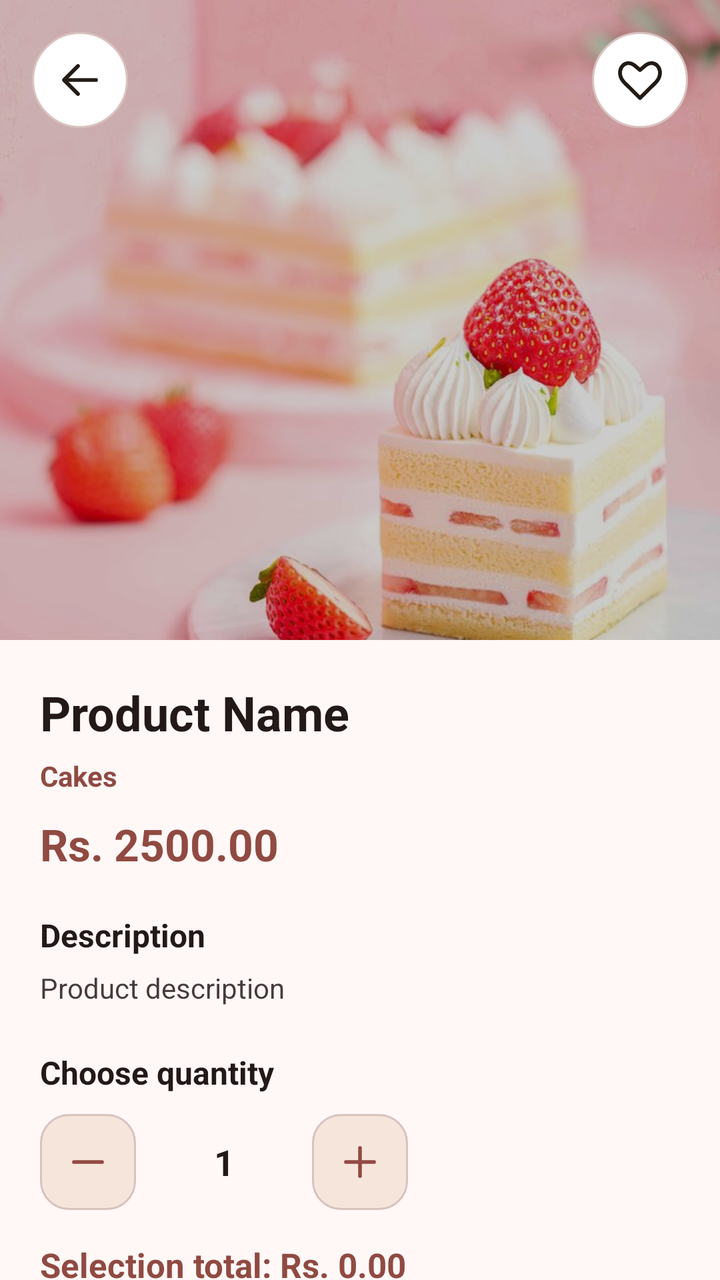
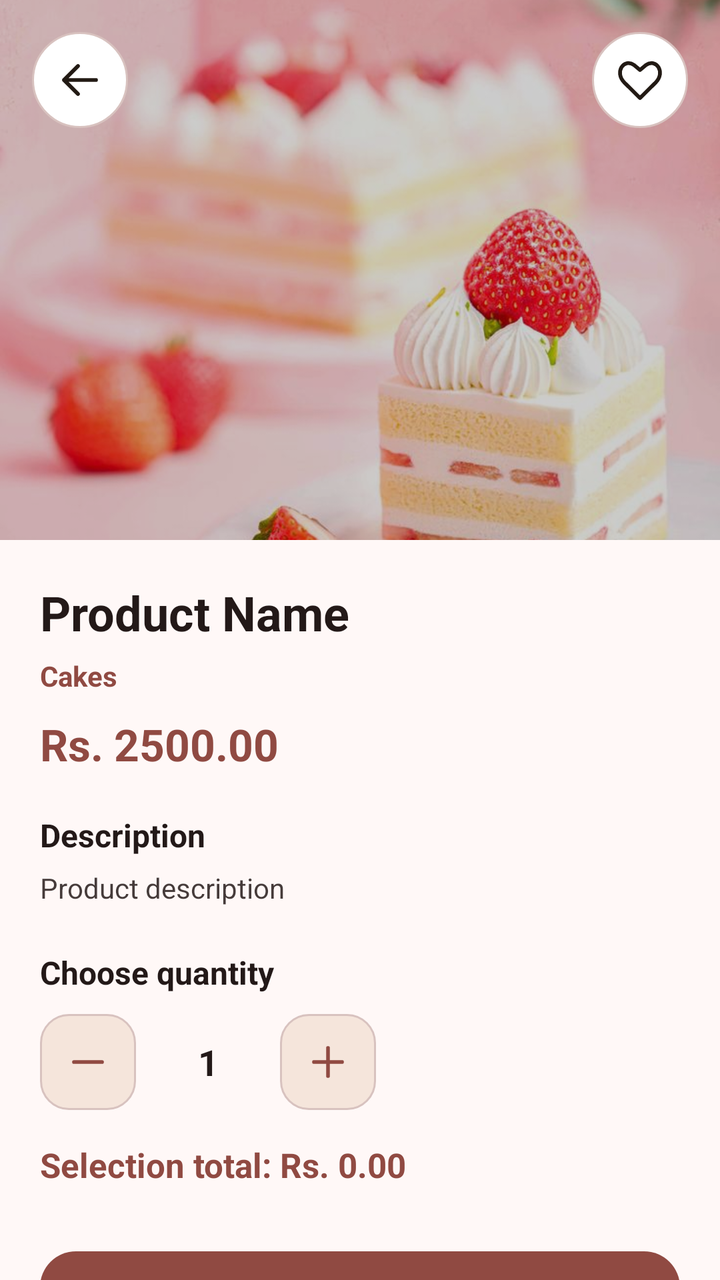

An Android layout rendered at two revisions. The XML below is the earlier revision; the diff shows what the commit changed to produce the second picture.
<!-- AndroidManifest.xml: application theme Theme.ButterQueen -->
<!-- res/layout/activity_product_details.xml -->
<?xml version="1.0" encoding="utf-8"?>
<androidx.core.widget.NestedScrollView xmlns:android="http://schemas.android.com/apk/res/android"
    xmlns:app="http://schemas.android.com/apk/res-auto"
    android:id="@+id/main"
    android:layout_width="match_parent"
    android:layout_height="match_parent"
    android:background="@color/md_theme_background"
    android:fillViewport="true">

    <LinearLayout
        android:layout_width="match_parent"
        android:layout_height="wrap_content"
        android:orientation="vertical">

        <FrameLayout
            android:layout_width="match_parent"
            android:layout_height="320dp">

            <ImageView
                android:id="@+id/detailsProductImageView"
                android:layout_width="match_parent"
                android:layout_height="match_parent"
                android:scaleType="centerCrop"
                android:contentDescription="Product Image"
                android:src="@drawable/cake_wallpaper" />

            <View
                android:layout_width="match_parent"
                android:layout_height="match_parent"
                android:background="#33000000" />

            <ImageButton
                android:id="@+id/backButton"
                android:layout_width="48dp"
                android:layout_height="48dp"
                android:layout_gravity="top|start"
                android:layout_margin="16dp"
                android:background="@drawable/bg_bq_icon_surface"
                android:contentDescription="Back"
                android:padding="10dp"
                android:src="@drawable/ic_bq_back"
                android:tint="@color/md_theme_onSurface" />

            <ImageButton
                android:id="@+id/wishlistButton"
                android:layout_width="48dp"
                android:layout_height="48dp"
                android:layout_gravity="top|end"
                android:layout_margin="16dp"
                android:background="@drawable/bg_bq_icon_surface"
                android:contentDescription="Wishlist"
                android:padding="10dp"
                android:src="@drawable/ic_bq_favorite"
                android:tint="@color/md_theme_onSurface" />
        </FrameLayout>

        <LinearLayout
            android:layout_width="match_parent"
            android:layout_height="wrap_content"
            android:orientation="vertical"
            android:padding="20dp">

            <TextView
                android:id="@+id/detailsProductNameTextView"
                android:layout_width="wrap_content"
                android:layout_height="wrap_content"
                android:text="Product Name"
                android:textColor="@color/md_theme_onBackground"
                android:textSize="24sp"
                android:textStyle="bold" />

            <TextView
                android:id="@+id/detailsCategoryTextView"
                android:layout_width="wrap_content"
                android:layout_height="wrap_content"
                android:layout_marginTop="6dp"
                android:text="Cakes"
                android:textColor="@color/md_theme_primary"
                android:textSize="14sp"
                android:textStyle="bold" />

            <TextView
                android:id="@+id/detailsProductPriceTextView"
                android:layout_width="wrap_content"
                android:layout_height="wrap_content"
                android:layout_marginTop="10dp"
                android:text="Rs. 2500.00"
                android:textColor="@color/md_theme_primary"
                android:textSize="22sp"
                android:textStyle="bold" />

            <TextView
                android:layout_width="wrap_content"
                android:layout_height="wrap_content"
                android:layout_marginTop="20dp"
                android:text="Description"
                android:textColor="@color/md_theme_onBackground"
                android:textSize="16sp"
                android:textStyle="bold" />

            <TextView
                android:id="@+id/detailsProductDescriptionTextView"
                android:layout_width="match_parent"
                android:layout_height="wrap_content"
                android:layout_marginTop="6dp"
                android:text="Product description"
                android:textColor="@color/md_theme_onBackground"
                android:textSize="14sp"
                android:alpha="0.85" />

            <TextView
                android:id="@+id/detailsCakeTypeTextView"
                android:layout_width="wrap_content"
                android:layout_height="wrap_content"
                android:layout_marginTop="8dp"
                android:text="Birthday cake"
                android:textColor="@color/md_theme_primary"
                android:textSize="14sp"
                android:visibility="gone" />

            <TextView
                android:id="@+id/availabilityTextView"
                android:layout_width="wrap_content"
                android:layout_height="wrap_content"
                android:layout_marginTop="8dp"
                android:text="Currently unavailable"
                android:textColor="@color/md_theme_primary"
                android:textStyle="bold"
                android:visibility="gone" />

            <LinearLayout
                android:id="@+id/quantitySectionLayout"
                android:layout_width="match_parent"
                android:layout_height="wrap_content"
                android:layout_marginTop="22dp"
                android:orientation="vertical">
                <TextView
                    android:id="@+id/quantitySectionTitle"
                    android:layout_width="wrap_content"
                    android:layout_height="wrap_content"
                    android:text="Choose quantity"
                    android:textColor="@color/md_theme_onBackground"
                    android:textSize="16sp"
                    android:textStyle="bold" />
                <LinearLayout
                    android:layout_width="wrap_content"
                    android:layout_height="wrap_content"
                    android:layout_marginTop="10dp"
                    android:gravity="center_vertical"
                    android:orientation="horizontal">
                    <ImageButton
                        android:id="@+id/minusQtyButton"
                        android:layout_width="48dp"
                        android:layout_height="48dp"
                        android:background="@drawable/bg_bq_stepper"
                        android:contentDescription="Decrease quantity"
                        android:padding="12dp"
                        android:src="@drawable/ic_bq_remove"
                        android:tint="@color/bq_stepper_tint" />
                    <TextView
                        android:id="@+id/quantityTextView"
                        android:layout_width="72dp"
                        android:layout_height="wrap_content"
                        android:layout_marginStart="8dp"
                        android:layout_marginEnd="8dp"
                        android:gravity="center"
                        android:text="1"
                        android:textColor="@color/md_theme_onBackground"
                        android:textSize="18sp"
                        android:textStyle="bold" />
                    <ImageButton
                        android:id="@+id/plusQtyButton"
                        android:layout_width="48dp"
                        android:layout_height="48dp"
                        android:background="@drawable/bg_bq_stepper"
                        android:contentDescription="Increase quantity"
                        android:padding="12dp"
                        android:src="@drawable/ic_bq_add"
                        android:tint="@color/bq_stepper_tint" />
                </LinearLayout>
            </LinearLayout>

            <TextView
                android:id="@+id/selectionTotalTextView"
                android:layout_width="match_parent"
                android:layout_height="wrap_content"
                android:layout_marginTop="16dp"
                android:text="Selection total: Rs. 0.00"
                android:textColor="@color/md_theme_primary"
                android:textSize="17sp"
                android:textStyle="bold" />

            <com.google.android.material.button.MaterialButton
                android:id="@+id/addToCartButton"
                android:layout_width="match_parent"
                android:layout_height="56dp"
                android:layout_marginTop="28dp"
                android:text="Add to Cart"
                android:textAllCaps="false"
                android:textSize="16sp"
                app:cornerRadius="18dp" />

        </LinearLayout>

    </LinearLayout>

</androidx.core.widget.NestedScrollView>
<!-- resources referenced by this layout -->
<resources>
  <color name="md_theme_background">#FFF8F7</color>
  <color name="md_theme_onBackground">#231918</color>
  <color name="md_theme_onSurface">#221A14</color>
  <color name="md_theme_primary">#904A42</color>
  <!-- drawable bg_bq_icon_surface (drawable) -->
  <shape xmlns:android="http://schemas.android.com/apk/res/android" android:shape="oval"><solid android:color="@color/md_theme_surfaceContainerLowest"/><stroke android:width="1dp" android:color="@color/md_theme_outlineVariant"/></shape>
  <!-- drawable bg_bq_stepper (drawable) -->
  <shape xmlns:android="http://schemas.android.com/apk/res/android" android:shape="rectangle"><corners android:radius="14dp"/><solid android:color="@color/md_theme_surfaceContainerHigh"/><stroke android:width="1dp" android:color="@color/md_theme_outlineVariant"/></shape>
  <!-- drawable ic_bq_add (drawable) -->
  <vector xmlns:android="http://schemas.android.com/apk/res/android"
      android:width="24dp" android:height="24dp"
      android:viewportWidth="24" android:viewportHeight="24">
      <path android:fillColor="@android:color/transparent"
          android:strokeColor="#FF000000" android:strokeWidth="1.9"
          android:strokeLineCap="round" android:strokeLineJoin="round"
          android:pathData="M12,5 V19 M5,12 H19" />
  </vector>
  <!-- drawable ic_bq_back (drawable) -->
  <vector xmlns:android="http://schemas.android.com/apk/res/android"
      android:width="24dp" android:height="24dp"
      android:viewportWidth="24" android:viewportHeight="24">
      <path android:fillColor="@android:color/transparent"
          android:strokeColor="#FF000000" android:strokeWidth="1.9"
          android:strokeLineCap="round" android:strokeLineJoin="round"
          android:pathData="M20,12 H4 M11,5 L4,12 11,19" />
  </vector>
  <!-- drawable ic_bq_favorite (drawable) -->
  <vector xmlns:android="http://schemas.android.com/apk/res/android"
      android:width="24dp" android:height="24dp"
      android:viewportWidth="24" android:viewportHeight="24">
      <path android:fillColor="@android:color/transparent"
          android:strokeColor="#FF000000" android:strokeWidth="1.9"
          android:strokeLineCap="round" android:strokeLineJoin="round"
          android:pathData="M12,21 L4.2,13.3 C-1,8 4,1 9,4.5 L12,7 15,4.5 C20,1 25,8 19.8,13.3 Z" />
  </vector>
  <!-- drawable ic_bq_remove (drawable) -->
  <vector xmlns:android="http://schemas.android.com/apk/res/android"
      android:width="24dp" android:height="24dp"
      android:viewportWidth="24" android:viewportHeight="24">
      <path android:fillColor="@android:color/transparent"
          android:strokeColor="#FF000000" android:strokeWidth="1.9"
          android:strokeLineCap="round" android:strokeLineJoin="round"
          android:pathData="M5,12 H19" />
  </vector>
  <color name="md_theme_surfaceContainerLowest">#FFFFFF</color>
  <color name="md_theme_outlineVariant">#D8C2BF</color>
  <color name="md_theme_surfaceContainerHigh">#F5E5DB</color>
  <color name="md_theme_onPrimary">#FFFFFF</color>
  <color name="md_theme_primaryContainer">#FFDAD5</color>
  <color name="md_theme_onPrimaryContainer">#73342D</color>
  <color name="md_theme_secondary">#775652</color>
  <color name="md_theme_onSecondary">#FFFFFF</color>
  <color name="md_theme_secondaryContainer">#FFDAD5</color>
  <color name="md_theme_onSecondaryContainer">#5D3F3B</color>
  <color name="md_theme_tertiary">#835415</color>
  <color name="md_theme_onTertiary">#FFFFFF</color>
  <color name="md_theme_tertiaryContainer">#FFDDBA</color>
  <color name="md_theme_onTertiaryContainer">#673D00</color>
  <color name="md_theme_error">#BA1A1A</color>
  <color name="md_theme_onError">#FFFFFF</color>
  <color name="md_theme_errorContainer">#FFDAD6</color>
  <color name="md_theme_onErrorContainer">#93000A</color>
  <color name="md_theme_surface">#FFF8F5</color>
  <color name="md_theme_surfaceVariant">#F5DDDA</color>
  <color name="md_theme_onSurfaceVariant">#534341</color>
  <color name="md_theme_outline">#857370</color>
  <!-- unchanged entries left out for length: 2 -->
</resources>

<!-- the commit's change to res/layout/activity_product_details.xml (unified diff, before → after) -->
@@ -14,7 +14,7 @@
 
         <FrameLayout
             android:layout_width="match_parent"
-            android:layout_height="320dp">
+            android:layout_height="270dp">
 
             <ImageView
                 android:id="@+id/detailsProductImageView"
@@ -159,7 +159,7 @@
                         android:tint="@color/bq_stepper_tint" />
                     <TextView
                         android:id="@+id/quantityTextView"
-                        android:layout_width="72dp"
+                        android:layout_width="56dp"
                         android:layout_height="wrap_content"
                         android:layout_marginStart="8dp"
                         android:layout_marginEnd="8dp"
